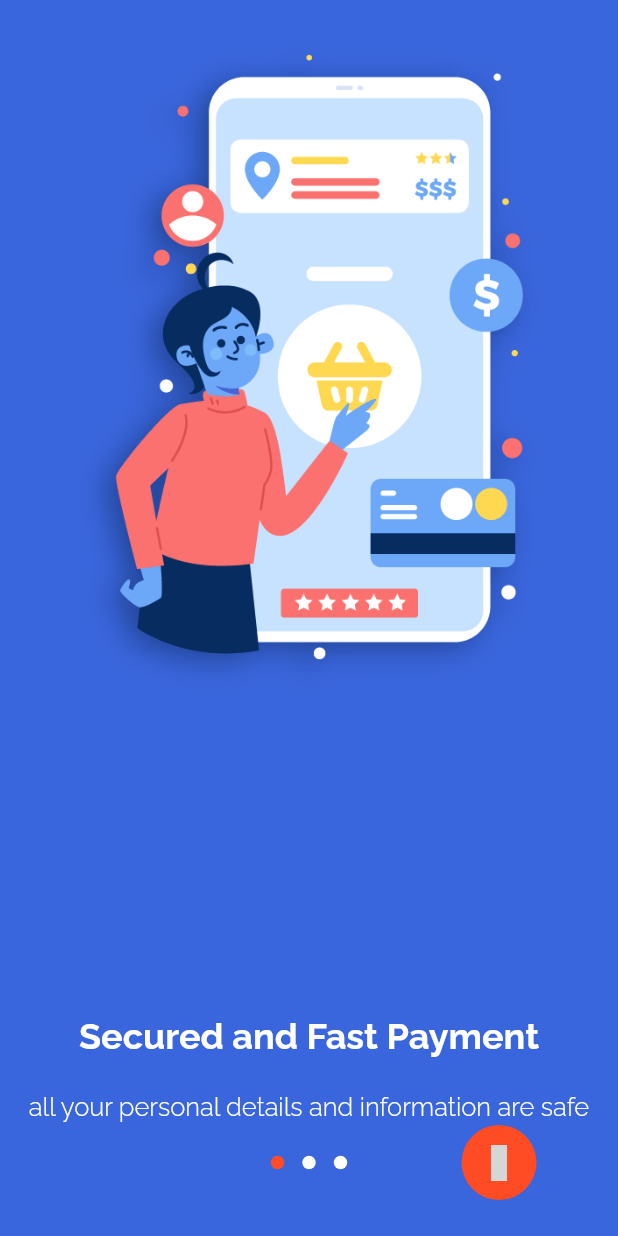
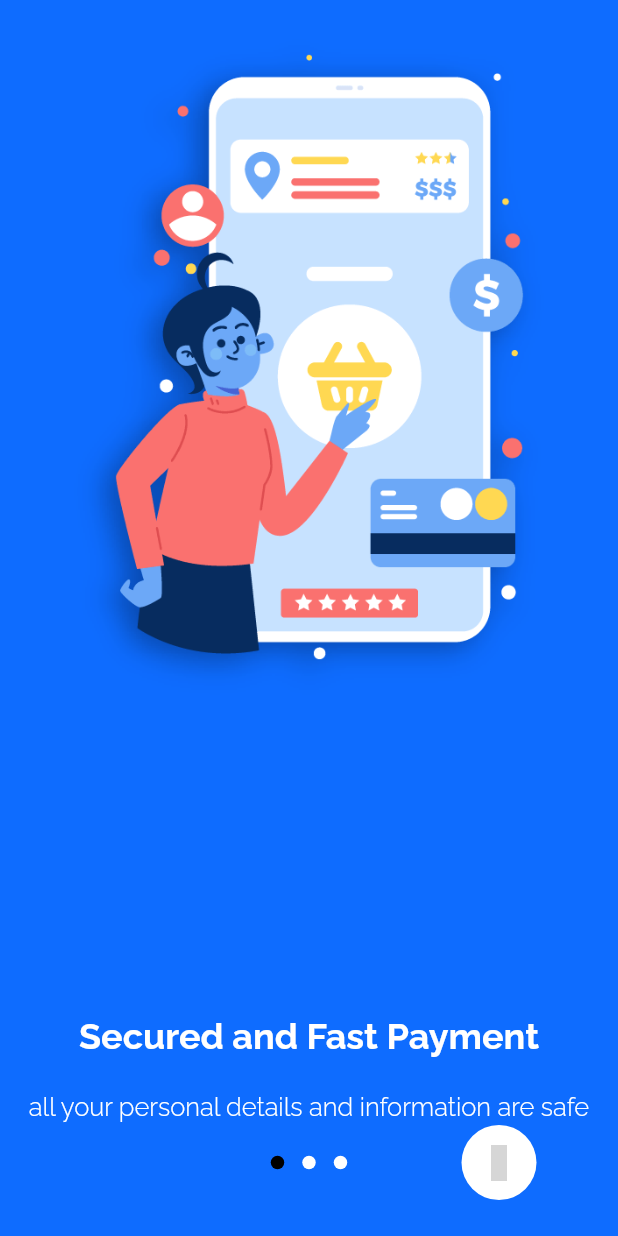
Before and after one commit to themohabgamal/MOJO-e-commerce, a Flutter app: the screen it shows after launch, on a phone screen of 412 x 824 dp. Run offline on Flutter 3.47's test engine with Material 2 defaults, Android fonts, the phone set to English and light mode, and no system bars; drawn by our look-alikes of introduction_screen; our stand-ins replace bloc, firebase_auth, firebase_core, flutter_bloc, flutter_slidable, google_fonts and 7 more; accounts and stored records are empty; grey boxes are pictures that could not be loaded.

```diff
--- a/e_commerce/lib/main.dart
+++ b/e_commerce/lib/main.dart
@@ -7,6 +7,7 @@ import 'package:e_commerce/presentation/boarding/on_boarding_screen.dart';
 import 'package:e_commerce/presentation/home/home_screen.dart';
 import 'package:e_commerce/presentation/home/hot_deals_page.dart';
 import 'package:e_commerce/presentation/home_checker.dart';
+import 'package:e_commerce/presentation/map/g_map.dart';
 import 'package:e_commerce/presentation/wishlist/wish_list_screen.dart';
 import 'package:e_commerce/theming/theme.dart';
 import 'package:e_commerce/widgets/cart_single_product_page.dart';
@@ -62,6 +63,7 @@ class MyApp extends StatelessWidget {
         OnBoardingScreen.routeName: (context) => OnBoardingScreen(),
         HomeChecker.routeName: (context) => HomeChecker(),
         AboutUsScreen.routeName: (context) => AboutUsScreen(),
+        MapSample.routeName: (context) => MapSample(),
       },
       // initialRoute: OnBoardingScreen.routeName,
       initialRoute: isViewed == 0 || isViewed == null
--- a/e_commerce/lib/presentation/boarding/on_boarding_screen.dart
+++ b/e_commerce/lib/presentation/boarding/on_boarding_screen.dart
@@ -12,7 +12,7 @@ class OnBoardingScreen extends StatelessWidget {
   Widget build(BuildContext context) {
     return Scaffold(
       body: IntroductionScreen(
-        globalBackgroundColor: Color(0xFF3a66dd),
+        globalBackgroundColor: MyTheme.mainColor,
         done: Container(
           width: 100,
           height: 50,
@@ -22,28 +22,26 @@ class OnBoardingScreen extends StatelessWidget {
             style: Theme.of(context)
                 .textTheme
                 .headline6
-                ?.copyWith(color: Colors.white),
+                ?.copyWith(color: Colors.black),
           ),
           decoration: BoxDecoration(
-              borderRadius: BorderRadius.circular(50),
-              color: MyTheme.orangeColor),
+              borderRadius: BorderRadius.circular(50), color: Colors.white),
         ),
         onDone: () {
           Navigator.pushReplacementNamed(context, NavSwitcher.routeName);
         },
         animationDuration: 10,
-        dotsDecorator: DotsDecorator(
-            activeColor: MyTheme.orangeColor, color: Colors.white),
+        dotsDecorator:
+            DotsDecorator(activeColor: Colors.black, color: Colors.white),
         next: Container(
           width: 50,
           height: 50,
           child: Icon(
             IconlyLight.arrow_right_2,
-            color: Colors.white,
+            color: Colors.black,
           ),
           decoration: BoxDecoration(
-              borderRadius: BorderRadius.circular(50),
-              color: MyTheme.orangeColor),
+              borderRadius: BorderRadius.circular(50), color: Colors.white),
         ),
         pages: [
           PageViewModel(
--- a/e_commerce/lib/theming/theme.dart
+++ b/e_commerce/lib/theming/theme.dart
@@ -2,9 +2,9 @@ import 'package:flutter/material.dart';
 import 'package:google_fonts/google_fonts.dart';
 
 class MyTheme {
-  static const mainColor = Color(0xFF0D6EFD);
+  static const mainColor = Color(0xFF0E6CFF);
   static const darkGreyColor = Color(0xFF16182C);
-  static const lighterColor = Color.fromARGB(255, 247, 247, 247);
+  static const lighterColor = Color.fromARGB(255, 229, 229, 229);
   static const darkColor = Color.fromARGB(255, 37, 37, 37);
   static const orangeColor = Color(0xFFFf4c24);
   static const darkMain = Color.fromARGB(255, 26, 26, 26);
@@ -12,14 +12,14 @@ class MyTheme {
   static final lightTheme = ThemeData(
       canvasColor: Colors.white,
       appBarTheme: AppBarTheme(
-        backgroundColor: lighterColor,
+        backgroundColor: Colors.white,
         elevation: 0,
         iconTheme: IconThemeData(color: darkColor),
         centerTitle: true,
         titleTextStyle: GoogleFonts.raleway(
             fontSize: 16, fontWeight: FontWeight.w600, color: darkColor),
       ),
-      scaffoldBackgroundColor: lighterColor,
+      scaffoldBackgroundColor: Colors.white,
       textTheme: TextTheme(
         headline6: GoogleFonts.raleway(
             fontSize: 18,
--- a/e_commerce/lib/widgets/cart_tile_widget.dart
+++ b/e_commerce/lib/widgets/cart_tile_widget.dart
@@ -3,6 +3,7 @@
 import 'package:e_commerce/business_logic/cart/bloc/cart_bloc.dart';
 import 'package:e_commerce/business_logic/home/bloc/home_bloc.dart';
 import 'package:e_commerce/models/category_response_model.dart';
+import 'package:e_commerce/presentation/cart/cart_screen.dart';
 import 'package:e_commerce/theming/theme.dart';
 import 'package:flutter/material.dart';
 
--- a/e_commerce/pubspec.yaml
+++ b/e_commerce/pubspec.yaml
@@ -52,6 +52,7 @@ dependencies:
   flutter_native_splash: ^2.2.18
   flutter_launcher_icons:
   google_sign_in: ^6.1.2
+  google_maps_flutter: ^2.2.8
 
 flutter_icons:
   android: "launcher_icon"
```
Also changed, not shown: e_commerce/lib/business_logic/cart/bloc/cart_bloc.dart (+0 -7 lines), e_commerce/lib/presentation/auth/login_screen.dart (+27 -34 lines), e_commerce/lib/presentation/auth/signup_screen.dart (+13 -14 lines), e_commerce/lib/presentation/cart/cart_screen.dart (+16 -4 lines), e_commerce/lib/presentation/map/g_map.dart (added, +53 -0 lines), e_commerce/pubspec.lock, 3 other files.
